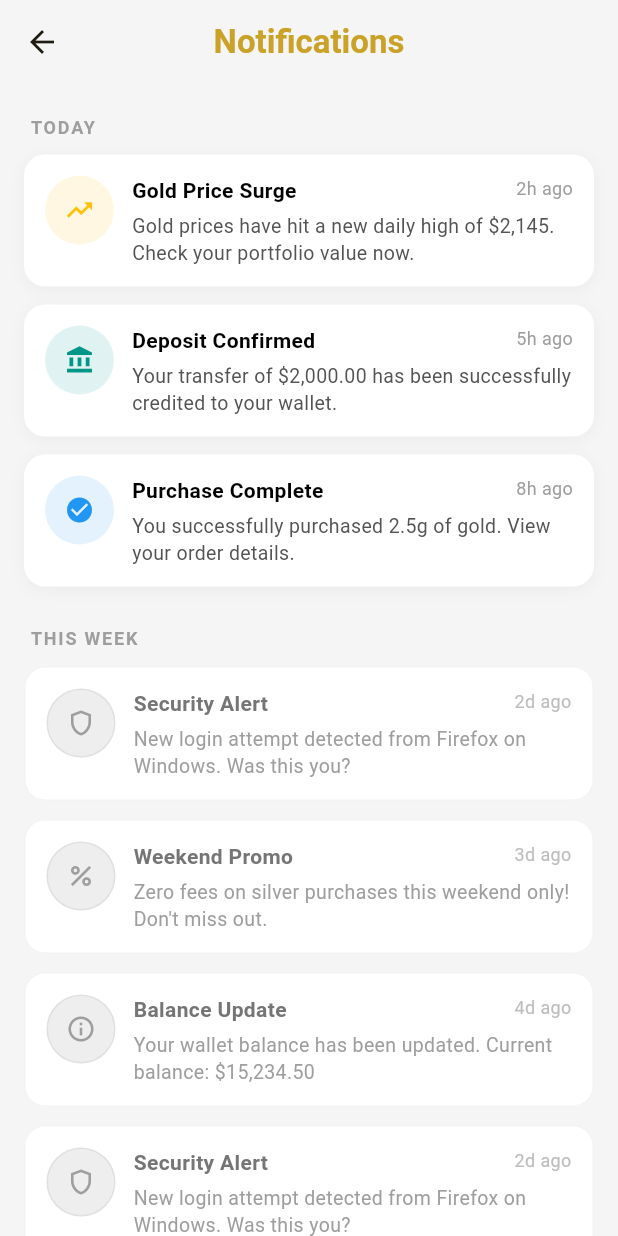
After one commit to AhmadYaseen92/tpss-ecommerce-gold-wallet, a Flutter app: the NotificationPage screen opened by its route, on a phone screen of 412 x 824 dp. The commit adds this screen. Run offline on Flutter 3.47's test engine with Material 3 defaults, Android fonts, the phone set to English and light mode, and no system bars; our stand-ins replace bloc, cached_network_image, flutter_bloc, flutter_carousel_widget, persistent_bottom_nav_bar_v2; network calls fail.

Commit message:
omar-feature-notification-screen

```diff
--- a/lib/constant/app_colors.dart
+++ b/lib/constant/app_colors.dart
@@ -21,4 +21,11 @@ class AppColors {
   static const Color luxuryIvory = Color(0xFFFDF6E9); // Luxury beige color
   static const Color darkBrown = Color(0xFF201D12); // Dark brown color
   static const Color lightOrange = Color(0xFFFFF3E0); // Light orange color
+  static const Color transparent = Colors.transparent; // Transparent
+  static const Color greyShade400 = Color(0xFFBDBDBD); // Grey shade 400
+  static const Color greyShade500 = Color(0xFF9E9E9E); // Grey shade 500
+  static const Color greyShade600 = Color(0xFF757575); // Grey shade 600
+  static Color shadowBlack = Colors.black.withOpacity(0.04); // Shadow black
+  static Color greyBorder = Colors.grey.withOpacity(0.12); // Grey border
+  static Color greyBorderLight = Colors.grey.withOpacity(0.18); // Grey border light
 }
--- /dev/null
+++ b/lib/models/notification_model.dart
@@ -0,0 +1,92 @@
+import 'package:flutter/material.dart';
+
+class NotificationModel {
+  final String title;
+  final String description;
+  final DateTime dateTime;
+  final Icon icon;
+  final bool isRead;
+
+  NotificationModel({
+    required this.title,
+    required this.description,
+    required this.dateTime,
+    required this.icon,
+    this.isRead = false,
+  });
+
+  NotificationModel copyWith({bool? isRead}) {
+    return NotificationModel(
+      title: title,
+      description: description,
+      dateTime: dateTime,
+      icon: icon,
+      isRead: isRead ?? this.isRead,
+    );
+  }
+}
+
+List<NotificationModel> todayNotifications = [
+  NotificationModel(
+    title: "Gold Price Surge",
+    description:
+        "Gold prices have hit a new daily high of \$2,145. Check your portfolio value now.",
+    dateTime: DateTime.now().subtract(const Duration(hours: 2)),
+    icon: const Icon(Icons.trending_up, color: Colors.amber),
+  ),
+  NotificationModel(
+    title: "Deposit Confirmed",
+    description:
+        "Your transfer of \$2,000.00 has been successfully credited to your wallet.",
+    dateTime: DateTime.now().subtract(const Duration(hours: 5)),
+    icon: const Icon(Icons.account_balance, color: Colors.teal),
+  ),
+  NotificationModel(
+    title: "Purchase Complete",
+    description:
+        "You successfully purchased 2.5g of gold. View your order details.",
+    dateTime: DateTime.now().subtract(const Duration(hours: 8)),
+    icon: const Icon(Icons.check_circle, color: Colors.blue),
+  ),
+
+];
+
+List<NotificationModel> weekNotifications = [
+  NotificationModel(
+    title: "Security Alert",
+    description:
+        "New login attempt detected from Firefox on Windows. Was this you?",
+    dateTime: DateTime.now().subtract(const Duration(days: 2)),
+    icon: const Icon(Icons.shield_outlined, color: Colors.grey),
+  ),
+  NotificationModel(
+    title: "Weekend Promo",
+    description:
+        "Zero fees on silver purchases this weekend only! Don't miss out.",
+    dateTime: DateTime.now().subtract(const Duration(days: 3)),
+    icon: const Icon(Icons.percent, color: Colors.grey),
+  ),
+  NotificationModel(
+    title: "Balance Update",
+    description:
+        "Your wallet balance has been updated. Current balance: \$15,234.50",
+    dateTime: DateTime.now().subtract(const Duration(days: 4)),
+    icon: const Icon(Icons.info_outline, color: Colors.grey),
+  ),
+  NotificationModel(
+    title: "Security Alert",
+    description:
+        "New login attempt detected from Firefox on Windows. Was this you?",
+    dateTime: DateTime.now().subtract(const Duration(days: 2)),
+    icon: const Icon(Icons.shield_outlined, color: Colors.grey),
+  ),
+  NotificationModel(
+    title: "Security Alert",
+    description:
+        "New login attempt detected from Firefox on Windows. Was this you?",
+    dateTime: DateTime.now().subtract(const Duration(days: 2)),
+    icon: const Icon(Icons.shield_outlined, color: Colors.grey),
+  ),
+];
+
+List<NotificationModel> dummyNotifications = [];
--- a/lib/utils/app_router.dart
+++ b/lib/utils/app_router.dart
@@ -2,6 +2,7 @@ import 'package:flutter/material.dart';
 import 'package:tpss_ecommerce_gold_wallet/models/product_item_model.dart';
 import 'package:tpss_ecommerce_gold_wallet/utils/app_routes.dart';
 import 'package:tpss_ecommerce_gold_wallet/views/bottom_navbar/page/custom_bottom_navbar.dart';
+import 'package:tpss_ecommerce_gold_wallet/views/notification/page/notification_page.dart';
 import 'package:tpss_ecommerce_gold_wallet/views/product/page/product_page.dart';
 import 'package:tpss_ecommerce_gold_wallet/views/product_details/page/product_detail_page.dart';
 import 'package:tpss_ecommerce_gold_wallet/views/sell/page/sell_page.dart';
@@ -30,6 +31,11 @@ class AppRouter {
           builder: (_) => const SellGoldPage(),
         );
 
+        case AppRoutes.notificationRoute:
+        return MaterialPageRoute(
+          builder: (_) => const NotificationPage(),
+        );
+
       default:
         return MaterialPageRoute(
           builder: (_) => Scaffold(
--- a/lib/utils/app_routes.dart
+++ b/lib/utils/app_routes.dart
@@ -10,4 +10,6 @@ class AppRoutes {
   static const String transferGiftRoute = '/transfer-gift';
 
   static const String convertRoute = '/convert';
+
+  static const String notificationRoute = '/notifications';
 }
--- /dev/null
+++ b/lib/view_models/notification_cubit/notification_cubit.dart
@@ -0,0 +1,43 @@
+import 'package:bloc/bloc.dart';
+import 'package:tpss_ecommerce_gold_wallet/models/notification_model.dart';
+
+part 'notification_state.dart';
+
+class NotificationCubit extends Cubit<NotificationState> {
+  NotificationCubit() : super(NotificationInitial());
+
+  void loadNotifications() async {
+    emit(NotificationLoading());
+    try {
+      await Future.delayed(const Duration(seconds: 1));
+      emit(NotificationLoaded(
+        todayNotifications: todayNotifications,
+        weekNotifications: weekNotifications,
+      ));
+    } catch (e) {
+      emit(NotificationError("Failed to load notifications"));
+    }
+  }
+
+  void markAllAsRead() {
+    if (state is NotificationLoaded) {
+      final current = state as NotificationLoaded;
+      emit(NotificationLoaded(
+        todayNotifications:
+            current.todayNotifications.map((n) => n.copyWith(isRead: true)).toList(),
+        weekNotifications:
+            current.weekNotifications.map((n) => n.copyWith(isRead: true)).toList(),
+      ));
+    }
+  }
+
+    String formatTime(DateTime dateTime) {
+    final now = DateTime.now();
+    final diff = now.difference(dateTime);
+
+    if (diff.inMinutes < 60) return '${diff.inMinutes}m ago';
+    if (diff.inHours < 24) return '${diff.inHours}h ago';
+    return '${diff.inDays}d ago';
+  }
+
+}
--- /dev/null
+++ b/lib/view_models/notification_cubit/notification_state.dart
@@ -0,0 +1,23 @@
+part of 'notification_cubit.dart';
+
+class NotificationState {}
+
+final class NotificationInitial extends NotificationState {}
+
+final class NotificationLoading extends NotificationState {}
+
+final class NotificationLoaded extends NotificationState {
+  final List<NotificationModel> todayNotifications;
+  final List<NotificationModel> weekNotifications;
+
+  NotificationLoaded({
+    required this.todayNotifications,
+    required this.weekNotifications,
+  });
+}
+
+final class NotificationError extends NotificationState {
+  final String message;
+
+  NotificationError(this.message);
+}
--- a/lib/views/bottom_navbar/page/custom_bottom_navbar.dart
+++ b/lib/views/bottom_navbar/page/custom_bottom_navbar.dart
@@ -4,6 +4,7 @@ import 'package:flutter/widgets.dart';
 import 'package:flutter_bloc/flutter_bloc.dart';
 import 'package:persistent_bottom_nav_bar_v2/persistent_bottom_nav_bar_v2.dart';
 import 'package:tpss_ecommerce_gold_wallet/constant/app_colors.dart';
+import 'package:tpss_ecommerce_gold_wallet/utils/app_routes.dart';
 import 'package:tpss_ecommerce_gold_wallet/view_models/cart_cubit/cart_cubit.dart';
 import 'package:tpss_ecommerce_gold_wallet/views/cart/page/cart_page.dart';
 import 'package:tpss_ecommerce_gold_wallet/views/transaction/page/transaction_page.dart';
@@ -64,7 +65,9 @@ class _CustomeBottomNavbarState extends State<CustomeBottomNavbar> {
           actions: [
             IconButton(onPressed: () {}, icon: Icon(Icons.person_outline)),
             IconButton(
-              onPressed: () {},
+              onPressed: () {
+                Navigator.of(context).pushNamed(AppRoutes.notificationRoute);
+              },
               icon: Icon(Icons.notifications_outlined),
             ),
           ],
--- /dev/null
+++ b/lib/views/notification/page/notification_page.dart
@@ -0,0 +1,119 @@
+import 'package:flutter/material.dart';
+import 'package:flutter_bloc/flutter_bloc.dart';
+import 'package:tpss_ecommerce_gold_wallet/constant/app_colors.dart';
+import 'package:tpss_ecommerce_gold_wallet/view_models/notification_cubit/notification_cubit.dart';
+import 'package:tpss_ecommerce_gold_wallet/views/notification/widget/notification_item_widget.dart';
+
+class NotificationPage extends StatelessWidget {
+  const NotificationPage({super.key});
+
+  @override
+  Widget build(BuildContext context) {
+    return BlocProvider(
+      create: (context) {
+        final cubit = NotificationCubit();
+        cubit.loadNotifications();
+        return cubit;
+      },
+      child: BlocBuilder<NotificationCubit, NotificationState>(
+        builder: (context, state) {
+          Widget body;
+
+          if (state is NotificationLoading) {
+            body = const Center(
+              child: CircularProgressIndicator.adaptive(
+                backgroundColor: AppColors.darkGold,
+              ),
+            );
+          } else if (state is NotificationError) {
+            body = Center(
+              child: Text(
+                state.message,
+                style: const TextStyle(color: AppColors.grey),
+              ),
+            );
+          } else if (state is NotificationLoaded) {
+            final hasAny = state.todayNotifications.isNotEmpty ||
+                state.weekNotifications.isNotEmpty;
+
+            if (!hasAny) {
+              body = const Center(
+                child: Text(
+                  'No notifications found.',
+                  style: TextStyle(color: AppColors.grey),
+                ),
+              );
+            } else {
+              body = SingleChildScrollView(
+                child: Column(
+                  crossAxisAlignment: CrossAxisAlignment.start,
+                  children: [
+                    if (state.todayNotifications.isNotEmpty) ...[
+                      const Padding(
+                        padding: EdgeInsets.only(left: 20, top: 20, bottom: 4),
+                        child: Text(
+                          'TODAY',
+                          style: TextStyle(
+                            fontSize: 12,
+                            fontWeight: FontWeight.w700,
+                            letterSpacing: 1.2,
+                            color: AppColors.grey,
+                          ),
+                        ),
+                      ),
+                      ...state.todayNotifications.map(
+                        (n) => NotificationItemWidget(
+                          notification: n,
+                          isToday: true,
+                        ),
+                      ),
+                    ],
+                    if (state.weekNotifications.isNotEmpty) ...[
+                      const Padding(
+                        padding: EdgeInsets.only(left: 20, top: 20, bottom: 4),
+                        child: Text(
+                          'THIS WEEK',
+                          style: TextStyle(
+                            fontSize: 12,
+                            fontWeight: FontWeight.w700,
+                            letterSpacing: 1.2,
+                            color: AppColors.grey,
+                          ),
+                        ),
+                      ),
+                      ...state.weekNotifications.map(
+                        (n) => NotificationItemWidget(
+                          notification: n,
+                          isToday: false,
+                        ),
+                      ),
+                    ],
+                    const SizedBox(height: 24),
+                  ],
+                ),
+              );
+            }
+          } else {
+            body = const SizedBox.shrink();
+          }
+
+          return Scaffold(
+            backgroundColor: AppColors.backgroundColor,
+            appBar: AppBar(
+              backgroundColor: AppColors.backgroundColor,
+              centerTitle: true,
+              title: Text(
+                'Notifications',
+                style: Theme.of(context).textTheme.titleLarge?.copyWith(
+                  fontWeight: FontWeight.w600,
+                  color: AppColors.primaryColor,
+                ),
+              ),
+            ),
+            body: body,
+          );
+        },
+      ),
+    );
+  }
+}
--- /dev/null
+++ b/lib/views/notification/widget/notification_item_widget.dart
@@ -0,0 +1,110 @@
+import 'package:flutter/material.dart';
+import 'package:flutter_bloc/flutter_bloc.dart';
+import 'package:tpss_ecommerce_gold_wallet/constant/app_colors.dart';
+import 'package:tpss_ecommerce_gold_wallet/models/notification_model.dart';
+import 'package:tpss_ecommerce_gold_wallet/view_models/notification_cubit/notification_cubit.dart';
+
+
+class NotificationItemWidget extends StatelessWidget {
+  final NotificationModel notification;
+  final bool isToday;
+
+  const NotificationItemWidget({
+    super.key,
+    required this.notification,
+    required this.isToday,
+  });
+
+  @override
+  Widget build(BuildContext context) {
+    final iconColor = notification.icon.color ?? AppColors.grey;
+    return Container(
+      margin: const EdgeInsets.symmetric(horizontal: 16, vertical: 6),
+      padding: const EdgeInsets.all(14),
+      decoration: isToday
+          ? BoxDecoration(
+              color: AppColors.white,
+              borderRadius: BorderRadius.circular(14),
+              boxShadow: [
+                BoxShadow(
+                  color: AppColors.shadowBlack,
+                  blurRadius: 8,
+                  offset: const Offset(0, 2),
+                ),
+              ],
+            )
+          : BoxDecoration(
+              color: AppColors.white,
+              borderRadius: BorderRadius.circular(14),
+              border: Border.all(color: AppColors.greyBorder, width: 1),
+            ),
+      child: Row(
+        crossAxisAlignment: CrossAxisAlignment.start,
+        children: [
+          Container(
+            width: 46,
+            height: 46,
+            decoration: BoxDecoration(
+              color: isToday ? iconColor.withOpacity(0.12) : AppColors.greysShade2,
+              shape: BoxShape.circle,
+              border: Border.all(
+                color: isToday
+                    ? AppColors.transparent
+                    : AppColors.greyBorderLight,
+              ),
+            ),
+            child: Center(
+              child: IconTheme(
+                data: IconThemeData(
+                  color: isToday ? iconColor : AppColors.greyShade500,
+                  size: 20,
+                ),
+                child: notification.icon,
+              ),
+            ),
+          ),
+          const SizedBox(width: 12),
+          Expanded(
+            child: Column(
+              crossAxisAlignment: CrossAxisAlignment.start,
+              children: [
+                Row(
+                  crossAxisAlignment: CrossAxisAlignment.start,
+                  children: [
+                    Expanded(
+                      child: Text(
+                        notification.title,
+                        style: TextStyle(
+                          fontWeight: FontWeight.w600,
+                          fontSize: 14,
+                          color: isToday ? AppColors.black : AppColors.greyShade600,
+                        ),
+                      ),
+                    ),
+                    const SizedBox(width: 8),
+                    Text(
+                      BlocProvider.of<NotificationCubit>(context).formatTime(notification.dateTime),
+                      style: TextStyle(
+                        fontSize: 12,
+                        color: isToday ? AppColors.grey : AppColors.greyShade400,
+                      ),
+                    ),
+                  ],
+                ),
+                const SizedBox(height: 4),
+                Text(
+                  notification.description,
+                  style: TextStyle(
+                    fontSize: 13,
+                    color: isToday ? AppColors.darkGrey : AppColors.greyShade500,
+                    height: 1.4,
+                  ),
+                ),
+              ],
+            ),
+          ),
+        ],
+      ),
+    );
+  }
+}
--- a/lib/views/product_details/page/product_detail_page.dart
+++ b/lib/views/product_details/page/product_detail_page.dart
@@ -14,9 +14,9 @@ class ProductDetailPage extends StatelessWidget {
   Widget build(BuildContext context) {
     return BlocProvider(
       create: (context) {
-        ProductCubit productCubit = ProductCubit();
-        productCubit.loadProductDetail(product.id);
-        return productCubit;
+        final cubit = ProductCubit();
+        cubit.loadProductDetail(product.id);
+        return cubit;
       },
       child: BlocBuilder<ProductCubit, ProductState>(
         builder: (context, state) {
@@ -25,13 +25,35 @@ class ProductDetailPage extends StatelessWidget {
               ? state.product.isFavorite
               : product.isFavorite;
 
+          if (state is ProductDetailLoading) {
             return Scaffold(
               backgroundColor: AppColors.backgroundColor,
               appBar: AppBar(
                 centerTitle: true,
-              title: const Text("Product Detail"),
+                title: const Text('Product Detail'),
                 backgroundColor: AppColors.backgroundColor,
-              titleTextStyle: Theme.of(context).textTheme.titleLarge?.copyWith(
+                titleTextStyle:
+                    Theme.of(context).textTheme.titleLarge?.copyWith(
+                          fontWeight: FontWeight.w600,
+                          color: AppColors.primaryColor,
+                        ),
+              ),
+              body: const Center(
+                child: CircularProgressIndicator.adaptive(
+                  backgroundColor: AppColors.darkGold,
+                ),
+              ),
+            );
+          } else if (state is ProductDetailLoaded ||
+              state is ProductQuantityChanged) {
+            return Scaffold(
+              backgroundColor: AppColors.backgroundColor,
+              appBar: AppBar(
+                centerTitle: true,
+                title: const Text('Product Detail'),
+                backgroundColor: AppColors.backgroundColor,
+                titleTextStyle:
+                    Theme.of(context).textTheme.titleLarge?.copyWith(
                           fontWeight: FontWeight.w600,
                           color: AppColors.primaryColor,
                         ),
@@ -40,38 +62,35 @@ class ProductDetailPage extends StatelessWidget {
                     onPressed: () => cubit.toggleDetailFavorite(product.id),
                     icon: Icon(
                       isFavorite ? Icons.favorite : Icons.favorite_border,
-                    color: isFavorite ? AppColors.darkGold : AppColors.darkGold,
+                      color: AppColors.darkGold,
                     ),
                   ),
                 ],
               ),
-            body: Builder(
-              builder: (context) {
-                if (state is ProductDetailLoading) {
-                  return const Center(
-                    child: CircularProgressIndicator.adaptive(
-                      backgroundColor: AppColors.darkGold,
+              body: ProductDetailWidget(
+                product: product,
+                productCubit: cubit,
               ),
             );
-                } else if (state is ProductDetailLoaded) {
-                  return ProductDetailWidget(
-                    product: product,
-                    productCubit: cubit,
+          } else if (state is ProductDetailError) {
+            return Scaffold(
+              backgroundColor: AppColors.backgroundColor,
+              appBar: AppBar(
+                centerTitle: true,
+                title: const Text('Product Detail'),
+                backgroundColor: AppColors.backgroundColor,
+                titleTextStyle:
+                    Theme.of(context).textTheme.titleLarge?.copyWith(
+                          fontWeight: FontWeight.w600,
+                          color: AppColors.primaryColor,
+                        ),
+              ),
+              body: Center(child: Text(state.message)),
             );
-                } else if (state is ProductQuantityChanged) {
-                  return ProductDetailWidget(
-                    product: product,
-                    productCubit: cubit,
-                  );
-                } else if (state is ProductDetailError) {
-                  return Center(child: Text(state.message));
           }
           return const SizedBox.shrink();
         },
       ),
     );
-        },
-      ),
-    );
   }
 }
```
Lines whose indentation alone changed are shown as unchanged.
